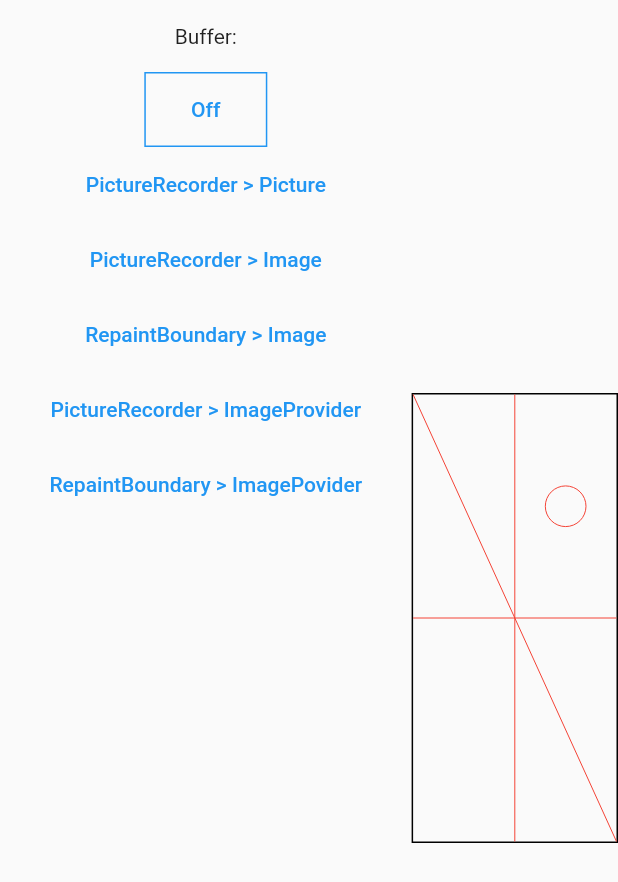
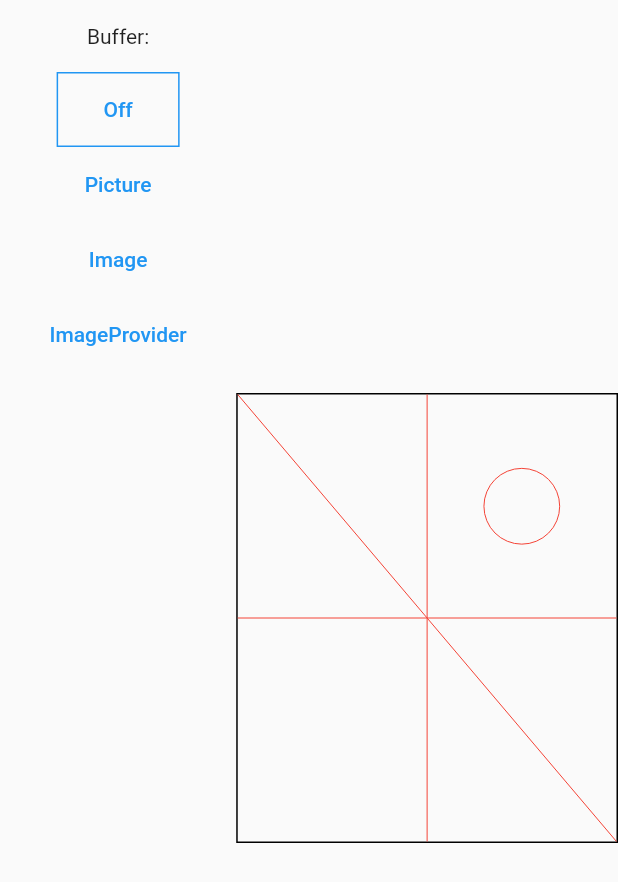
Before and after one commit to caduandrade/canvas_to_image_flutter, a Flutter app: the screen it shows after launch, on a phone screen of 412 x 824 dp. Shown: the top 882 px of the screen. Run offline on Flutter 3.47's test engine with Material 2 defaults, Android fonts, the phone set to English and light mode, and no system bars.

Commit message:
More options

```diff
--- a/lib/main.dart
+++ b/lib/main.dart
@@ -29,20 +29,16 @@ class CanvasToImagePage extends StatefulWidget {
   _CanvasToImagePageState createState() => _CanvasToImagePageState();
 }
 
-enum _BufferBuilder {
-  off,
-  picture,
-  imageFromPictureRecorder,
-  imageFromRepaintBoundary,
-  imageProviderFromPictureRecorder,
-  imageProviderFromRepaintBoundary
-}
+enum _BufferType { off, picture, image, imageProvider }
+
+enum BufferSource { pictureRecorder, repaintBoundary }
 
 class _CanvasToImagePageState extends State<CanvasToImagePage> {
   final Size _size = Size(500, 300);
   final GlobalKey _repaintKey = GlobalKey();
 
-  _BufferBuilder _bufferBuilder = _BufferBuilder.off;
+  _BufferType _bufferType = _BufferType.off;
+  BufferSource? _bufferSource;
 
   bool _bufferLoading = false;
 
@@ -67,33 +63,36 @@ class _CanvasToImagePageState extends State<CanvasToImagePage> {
   }
 
   Widget _buildMenu() {
-    return Padding(
+    List<Widget> children = [
+      Padding(child: Text('Buffer:'), padding: EdgeInsets.only(bottom: 16)),
+      _buildBufferTypeButton('Off', _BufferType.off),
+      _buildBufferTypeButton('Picture', _BufferType.picture),
+      _buildBufferTypeButton('Image', _BufferType.image),
+      _buildBufferTypeButton('ImageProvider', _BufferType.imageProvider)
+    ];
+    List<BufferSource> bufferSources = getBufferSources(_bufferType);
+    if (bufferSources.isNotEmpty) {
+      children.add(Padding(
+          child: Text('Source:'),
+          padding: EdgeInsets.only(top: 16, bottom: 16)));
+      for (BufferSource bufferSource in bufferSources) {
+        children.add(_buildBufferSourceButton(bufferSource));
+      }
+    }
+    return Container(
         child: Column(
-          children: [
-            Padding(
-                child: Text('Buffer:'), padding: EdgeInsets.only(bottom: 16)),
-            _buildMenuButton('Off', _BufferBuilder.off),
-            _buildMenuButton(
-                'PictureRecorder > Picture', _BufferBuilder.picture),
-            _buildMenuButton('PictureRecorder > Image',
-                _BufferBuilder.imageFromPictureRecorder),
-            _buildMenuButton('RepaintBoundary > Image',
-                _BufferBuilder.imageFromRepaintBoundary),
-            _buildMenuButton('PictureRecorder > ImageProvider',
-                _BufferBuilder.imageProviderFromPictureRecorder),
-            _buildMenuButton('RepaintBoundary > ImagePovider',
-                _BufferBuilder.imageProviderFromRepaintBoundary)
-          ],
+          children: children,
         ),
         padding: EdgeInsets.all(16));
   }
 
-  Widget _buildMenuButton(String text, _BufferBuilder bufferBuilder) {
+  Widget _buildBufferTypeButton(String text, _BufferType bufferType) {
     TextButton textButton = TextButton(
         onPressed: () {
           if (!_bufferLoading) {
             setState(() {
-              _bufferBuilder = bufferBuilder;
+              _bufferType = bufferType;
+              _bufferSource = getDefaultBufferSource(bufferType);
               _picture = null;
               _image = null;
               _imageProvider = null;
@@ -102,7 +101,7 @@ class _CanvasToImagePageState extends State<CanvasToImagePage> {
         },
         child: Text(text));
     Color? color = Colors.transparent;
-    if (_bufferBuilder == bufferBuilder) {
+    if (_bufferType == bufferType) {
       color = Colors.blue;
     }
     return Container(
@@ -111,96 +110,113 @@ class _CanvasToImagePageState extends State<CanvasToImagePage> {
         padding: EdgeInsets.fromLTRB(8, 0, 8, 0));
   }
 
+  Widget _buildBufferSourceButton(BufferSource bufferSource) {
+    TextButton textButton = TextButton(
+        onPressed: () {
+          if (!_bufferLoading) {
+            setState(() {
+              _bufferSource = bufferSource;
+              _picture = null;
+              _image = null;
+              _imageProvider = null;
+            });
+          }
+        },
+        child: Text(bufferSource.toString().split('.').last));
+    Color? color = Colors.transparent;
+    if (_bufferSource == bufferSource) {
+      color = Colors.blue;
+    }
+    return Container(
+        child: textButton,
+        decoration: BoxDecoration(border: Border.all(color: color)),
+        padding: EdgeInsets.fromLTRB(8, 0, 8, 0));
+  }
+
+  List<BufferSource> getBufferSources(_BufferType bufferType) {
+    switch (bufferType) {
+      case _BufferType.picture:
+        return [BufferSource.pictureRecorder];
+      case _BufferType.image:
+        return [BufferSource.pictureRecorder, BufferSource.repaintBoundary];
+      case _BufferType.imageProvider:
+        return [BufferSource.pictureRecorder, BufferSource.repaintBoundary];
+      default:
+        return [];
+    }
+  }
+
+  BufferSource? getDefaultBufferSource(_BufferType bufferType) {
+    List<BufferSource> sources = getBufferSources(bufferType);
+    return sources.isNotEmpty ? sources.first : null;
+  }
+
   Widget _buildCanvas() {
-    if (_bufferBuilder == _BufferBuilder.off) {
+    if (_bufferType == _BufferType.off) {
       return CustomPaint(painter: _Painter(), child: Container());
-    } else if (_bufferBuilder == _BufferBuilder.picture) {
+    } else {
       if (_picture != null) {
         return CustomPaint(
             painter: _BufferPainter(picture: _picture), child: Container());
-      }
-      _loadNewBuffer();
-      return Text('Loading...');
-    } else if (_bufferBuilder == _BufferBuilder.imageFromPictureRecorder) {
-      if (_image != null) {
+      } else if (_image != null) {
         return CustomPaint(
             painter: _BufferPainter(image: _image), child: Container());
-      }
-      _loadNewBuffer();
-      return Text('Loading...');
-    } else if (_bufferBuilder == _BufferBuilder.imageFromRepaintBoundary) {
-      if (_image != null) {
-        return CustomPaint(
-            painter: _BufferPainter(image: _image), child: Container());
-      }
-      _loadNewBuffer();
-      return RepaintBoundary(
-          key: _repaintKey,
-          child: CustomPaint(painter: _Painter(), child: Container()));
-    } else if (_bufferBuilder ==
-        _BufferBuilder.imageProviderFromPictureRecorder) {
-      if (_imageProvider != null) {
+      } else if (_imageProvider != null) {
         return Image(
             image: _imageProvider!,
             isAntiAlias: true,
             filterQuality: FilterQuality.high);
       }
-      _loadNewBuffer();
+      _scheduleBufferLoad();
+      if (_bufferSource == BufferSource.repaintBoundary) {
+        return RepaintBoundary(
+            key: _repaintKey,
+            child: CustomPaint(painter: _Painter(), child: Container()));
+      }
       return Text('Loading...');
-    } else if (_bufferBuilder ==
-        _BufferBuilder.imageProviderFromRepaintBoundary) {
-      if (_imageProvider != null) {
-        return Image(
-            image: _imageProvider!,
-            isAntiAlias: true,
-            filterQuality: FilterQuality.high);
-      }
-      _loadNewBuffer();
-      return RepaintBoundary(
-          key: _repaintKey,
-          child: CustomPaint(painter: _Painter(), child: Container()));
     }
-    throw UnimplementedError(_bufferBuilder.toString());
   }
 
-  _loadNewBuffer() {
+  _scheduleBufferLoad() {
     if (!_bufferLoading) {
       // running out of build
       Future.delayed(Duration.zero, () {
         setState(() {
           _bufferLoading = true;
         });
-        if (_bufferBuilder == _BufferBuilder.picture) {
+        if (_bufferType == _BufferType.picture) {
           _loadPicture().then((value) {
             setState(() {
               _picture = value;
               _bufferLoading = false;
             });
           });
-        } else if (_bufferBuilder == _BufferBuilder.imageFromPictureRecorder) {
+        } else if (_bufferType == _BufferType.image &&
+            _bufferSource == BufferSource.pictureRecorder) {
           _loadImageFromPictureRecorder().then((value) {
             setState(() {
               _image = value;
               _bufferLoading = false;
             });
           });
-        } else if (_bufferBuilder == _BufferBuilder.imageFromRepaintBoundary) {
+        } else if (_bufferType == _BufferType.image &&
+            _bufferSource == BufferSource.repaintBoundary) {
           _loadImageFromRepaintBoundary().then((value) {
             setState(() {
               _image = value;
               _bufferLoading = false;
             });
           });
-        } else if (_bufferBuilder ==
-            _BufferBuilder.imageProviderFromPictureRecorder) {
+        } else if (_bufferType == _BufferType.imageProvider &&
+            _bufferSource == BufferSource.pictureRecorder) {
           _loadImageProviderFromPictureRecorder().then((value) {
             setState(() {
               _imageProvider = value;
               _bufferLoading = false;
             });
           });
-        } else if (_bufferBuilder ==
-            _BufferBuilder.imageProviderFromRepaintBoundary) {
+        } else if (_bufferType == _BufferType.imageProvider &&
+            _bufferSource == BufferSource.repaintBoundary) {
           _loadImageProviderFromRepaintBoundary().then((value) {
             setState(() {
               _imageProvider = value;
```
